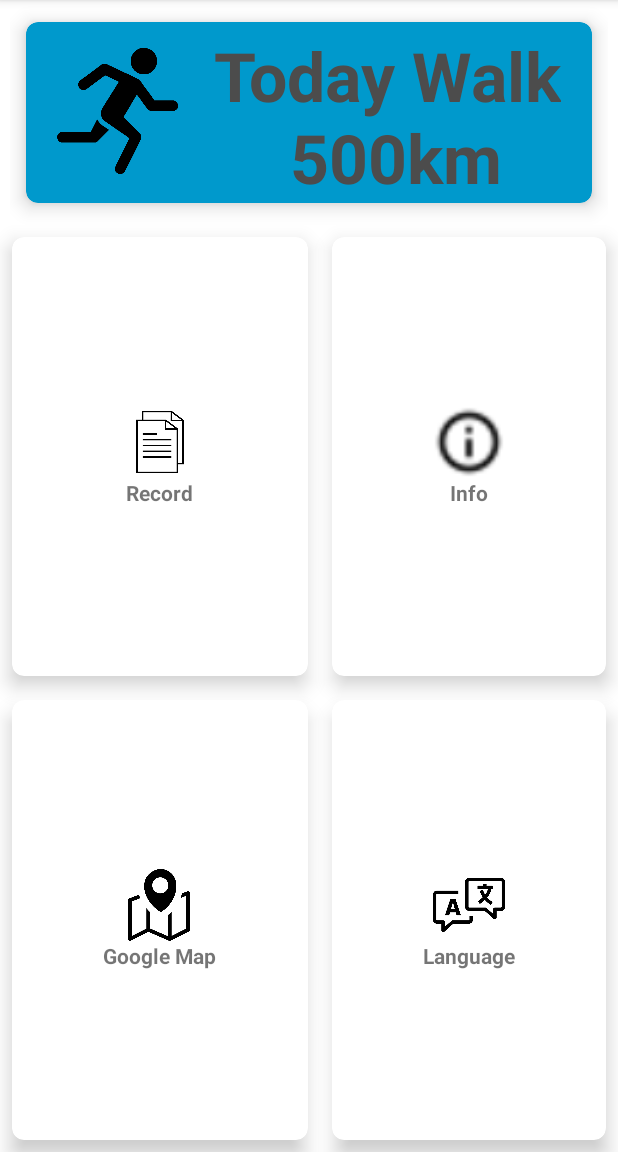
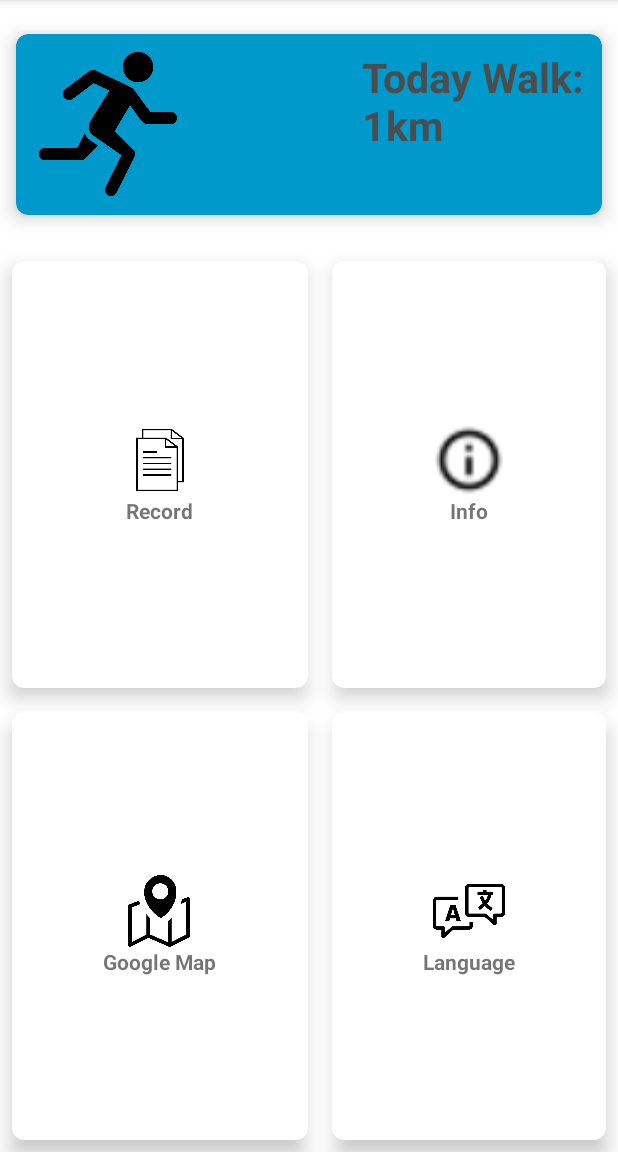
Before and after one commit to yuenyuenyuen/WalkCountingApp, an Android app: the screen it shows after launch (MainActivity), on a phone screen of 412 x 824 dp, the part 84-1236 px from its top. Run offline under Robolectric (Android 15) with nearby library versions, the phone set to English and light mode, and no system bars.

```diff
--- a/app/build.gradle
+++ b/app/build.gradle
@@ -1,5 +1,6 @@
 plugins {
     id 'com.android.application'
+    id 'com.google.android.libraries.mapsplatform.secrets-gradle-plugin'
 }
 
 android {
@@ -26,6 +27,9 @@ android {
         sourceCompatibility JavaVersion.VERSION_1_8
         targetCompatibility JavaVersion.VERSION_1_8
     }
+    buildFeatures {
+        viewBinding true
+    }
 }
 
 dependencies {
@@ -33,6 +37,7 @@ dependencies {
     implementation 'androidx.appcompat:appcompat:+'
     implementation 'com.google.android.material:material:+'
     implementation 'androidx.constraintlayout:constraintlayout:+'
+    implementation 'com.google.android.gms:play-services-maps:18.0.2'
     testImplementation 'junit:junit:4.13.2'
     androidTestImplementation 'androidx.test.ext:junit:+'
     androidTestImplementation 'androidx.test.espresso:espresso-core:+'
--- a/app/src/main/java/hk/edu/hkmu/walkingapp/MainActivity.java
+++ b/app/src/main/java/hk/edu/hkmu/walkingapp/MainActivity.java
@@ -1,14 +1,131 @@
 package hk.edu.hkmu.walkingapp;
 
 import androidx.appcompat.app.AppCompatActivity;
+import androidx.cardview.widget.CardView;
 
+import android.content.Intent;
+import android.content.SharedPreferences;
+import android.hardware.Sensor;
+import android.hardware.SensorEvent;
+import android.hardware.SensorEventListener;
+import android.hardware.SensorManager;
 import android.os.Bundle;
+import android.view.View;
+import android.widget.Button;
+import android.widget.TextView;
 
 public class MainActivity extends AppCompatActivity {
+
+private CardView RecordButton;
+private CardView InfoButton;
+private CardView GoogleMapButton;
+private CardView LanguageButton;
+private TextView walkingText;
+
+    private double MagnitudePreview = 0;
+    private Integer stepCount = 10000;
+    private double walkCountOnKM;
 
     @Override
     protected void onCreate(Bundle savedInstanceState) {
         super.onCreate(savedInstanceState);
         setContentView(R.layout.activity_main);
+        //Control Walking km Text;
+        walkingText = findViewById(R.id.todaykm);
+
+
+        SensorManager sensorManager = (SensorManager) getSystemService(SENSOR_SERVICE);
+        Sensor sensor = sensorManager.getDefaultSensor(Sensor.TYPE_ACCELEROMETER);
+
+        SensorEventListener stepDetector = new SensorEventListener() {
+            @Override
+            public void onSensorChanged(SensorEvent sensorEvent) {
+                if (sensorEvent != null) {
+                    float x_accleration = sensorEvent.values[0];
+                    float y_accleration = sensorEvent.values[1];
+                    float z_accleration = sensorEvent.values[2];
+
+                    double Magnitude = Math.sqrt(x_accleration * x_accleration +
+                            y_accleration * y_accleration +
+                            z_accleration * z_accleration);
+                    double MagnitudeDelta = Magnitude - MagnitudePreview;
+                    MagnitudePreview = Magnitude;
+
+                    if (MagnitudeDelta > 3) {
+                        stepCount++;
+                    }
+                    walkCountOnKM = stepCount*0.65*0.001;
+                    String walkCountOnKMText = Double.toString(Math.round(walkCountOnKM));
+                    walkingText.setText("Today Walk: \n"+walkCountOnKMText+"km");
+                    //walkingText.setText(stepCount+"km");
+                }
+            }
+            @Override
+            public void onAccuracyChanged(Sensor sensor, int i) {
+
+            }
+        };
+        sensorManager.registerListener(stepDetector, sensor, SensorManager.SENSOR_DELAY_NORMAL);
+        //Control RecordCardView OnClick
+        RecordButton = findViewById((R.id.RecordCardView));
+        InfoButton = findViewById((R.id.InfoCardView));
+        GoogleMapButton = findViewById((R.id.GoogleMapCardView));
+        LanguageButton = findViewById((R.id.LanguageCardView));
+        RecordButton.setOnClickListener(new View.OnClickListener() {
+            @Override
+            public void onClick(View view) {
+                openRecordActivity();
+            }
+        });
+        InfoButton.setOnClickListener(new View.OnClickListener() {
+            @Override
+            public void onClick(View view) {
+                openInfoMenu();
+            }
+        });
+        GoogleMapButton.setOnClickListener(new View.OnClickListener() {
+            @Override
+            public void onClick(View view) {
+                openGoogleMapActivity();
+            }
+        });
+        LanguageButton.setOnClickListener(new View.OnClickListener() {
+            @Override
+            public void onClick(View view) { openLanguageMenu();
+            }
+        });
+
     }
+    public void openRecordActivity(){
+        Intent intent = new Intent(this, RecordActivity.class);
+        startActivity(intent);
+    }
+    public void openInfoMenu(){
+        InfoDialog infoDialog = new InfoDialog();
+        infoDialog.show(getSupportFragmentManager(), "info dialog");
+    }
+    public void openGoogleMapActivity(){
+        Intent intent = new Intent(this, RecordActivity.class);
+        startActivity(intent);
+    }
+    public void openLanguageMenu(){
+
+    }
+
+        protected void onStop() {
+            super.onStop();
+
+            SharedPreferences sharedPreferences = getPreferences(MODE_PRIVATE);
+            SharedPreferences.Editor editor = sharedPreferences.edit();
+            editor.clear();
+            editor.putInt("stepCount", stepCount);
+            editor.apply();
+
+        }
+        protected void onResume() {
+            super.onResume();
+
+            SharedPreferences sharedPreferences = getPreferences(MODE_PRIVATE);
+            stepCount = sharedPreferences.getInt("stepCount", stepCount);
+        }
 }
--- a/app/src/main/res/layout/activity_main.xml
+++ b/app/src/main/res/layout/activity_main.xml
@@ -8,21 +8,23 @@
 
     <GridLayout
         android:id="@+id/firstgrid"
-        android:layout_width="wrap_content"
+        android:layout_width="match_parent"
         android:layout_height="wrap_content"
         android:layout_centerHorizontal="true"
         android:columnCount="2"
         android:rowCount="1">
 
         <androidx.cardview.widget.CardView
-            android:layout_width="wrap_content"
-            android:layout_height="wrap_content"
+            android:layout_width="match_parent"
+            android:layout_height="match_parent"
             android:layout_row="0"
             android:layout_rowWeight="1"
             android:layout_column="0"
             android:layout_columnWeight="1"
             android:layout_gravity="fill"
             app:cardBackgroundColor="@android:color/holo_blue_dark"
+            android:layout_marginTop="8dp"
+            android:layout_marginBottom="8dp"
             app:cardCornerRadius="8dp"
             app:cardElevation="8dp"
 
@@ -32,23 +34,24 @@
                 android:layout_width="?attr/minTouchTargetSize"
                 android:layout_height="?attr/minTouchTargetSize"
                 android:layout_margin="35dp"
-                android:scaleX="1.75"
-                android:scaleY="1.75"
+                android:layout_gravity="center_vertical|left"
+                android:scaleX="2"
+                android:scaleY="2"
                 android:src="@drawable/runningicon" />
 
-        <TextView
-            android:id="@+id/textView"
-            android:layout_width="match_parent"
-            android:layout_height="wrap_content"
-            android:layout_margin="5dp"
-            android:paddingLeft="120dp"
-            android:paddingRight="15dp"
-            android:layout_gravity="right"
-            android:layout_marginStart="12dp"
-            android:text="Today Walk"
-            android:textColor="#4C4C4C"
-            android:textSize="45sp"
-            android:textStyle="bold"/>
+            <TextView
+                android:id="@+id/textView"
+                android:layout_width="150dp"
+                android:layout_height="match_parent"
+                android:layout_gravity="center_vertical|right"
+                android:layout_margin="10dp"
+                android:layout_marginStart="12dp"
+                android:autoSizeMaxTextSize="42sp"
+                android:autoSizeMinTextSize="10sp"
+                android:autoSizeTextType="uniform"
+                android:text="Today Walk:\n1km"
+                android:textColor="#4C4C4C"
+                android:textStyle="bold" />
 
             <TextView
                 android:id="@+id/todaykm"
@@ -60,7 +63,7 @@
                 android:gravity="center"
                 android:layout_gravity="right"
                 android:layout_marginStart="12dp"
-                android:text="500km"
+                android:text=""
                 android:textColor="#4C4C4C"
                 android:textSize="45sp"
                 android:textStyle="bold"/>
@@ -75,6 +78,7 @@
         android:rowCount="3">
 
         <androidx.cardview.widget.CardView
+            android:id = "@+id/RecordCardView"
             android:foreground="?attr/selectableItemBackground"
             android:clickable="true"
             android:layout_width="wrap_content"
@@ -111,6 +115,7 @@
         </androidx.cardview.widget.CardView>
 
         <androidx.cardview.widget.CardView
+            android:id = "@+id/InfoCardView"
             android:foreground="?attr/selectableItemBackground"
             android:clickable="true"
             android:layout_width="wrap_content"
@@ -147,6 +152,7 @@
         </androidx.cardview.widget.CardView>
 
         <androidx.cardview.widget.CardView
+            android:id = "@+id/GoogleMapCardView"
             android:foreground="?attr/selectableItemBackground"
             android:clickable="true"
             android:layout_width="wrap_content"
@@ -183,6 +189,7 @@
         </androidx.cardview.widget.CardView>
 
         <androidx.cardview.widget.CardView
+            android:id = "@+id/LanguageCardView"
             android:foreground="?attr/selectableItemBackground"
             android:clickable="true"
             android:layout_width="wrap_content"
--- a/app/src/main/res/values/strings.xml
+++ b/app/src/main/res/values/strings.xml
@@ -1,3 +1,4 @@
 <resources>
     <string name="app_name">WalkingApp</string>
+    <string name="title_activity_google_map">GoogleMapActivity</string>
 </resources>
--- a/build.gradle
+++ b/build.gradle
@@ -2,4 +2,5 @@
 plugins {
     id 'com.android.application' version '7.4.2' apply false
     id 'com.android.library' version '7.4.2' apply false
+    id 'com.google.android.libraries.mapsplatform.secrets-gradle-plugin' version '2.0.1' apply false
 }
```
Also changed, not shown: app/src/main/AndroidManifest.xml (+23 -0 lines), app/src/main/java/hk/edu/hkmu/walkingapp/GoogleMapActivity.java (added, +52 -0 lines), app/src/main/java/hk/edu/hkmu/walkingapp/InfoDialog.java (added, +25 -0 lines), app/src/main/java/hk/edu/hkmu/walkingapp/RecordActivity.java (added, +14 -0 lines), app/src/main/res/layout/activity_google_map.xml (added, +9 -0 lines), app/src/main/res/layout/activity_record.xml (added, +9 -0 lines).
